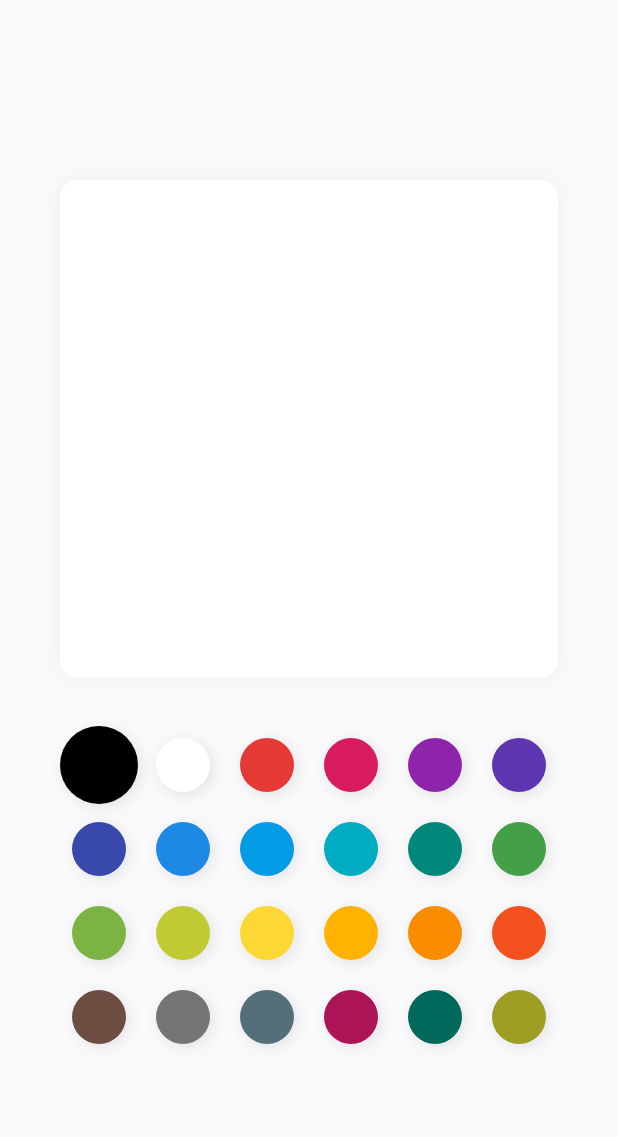
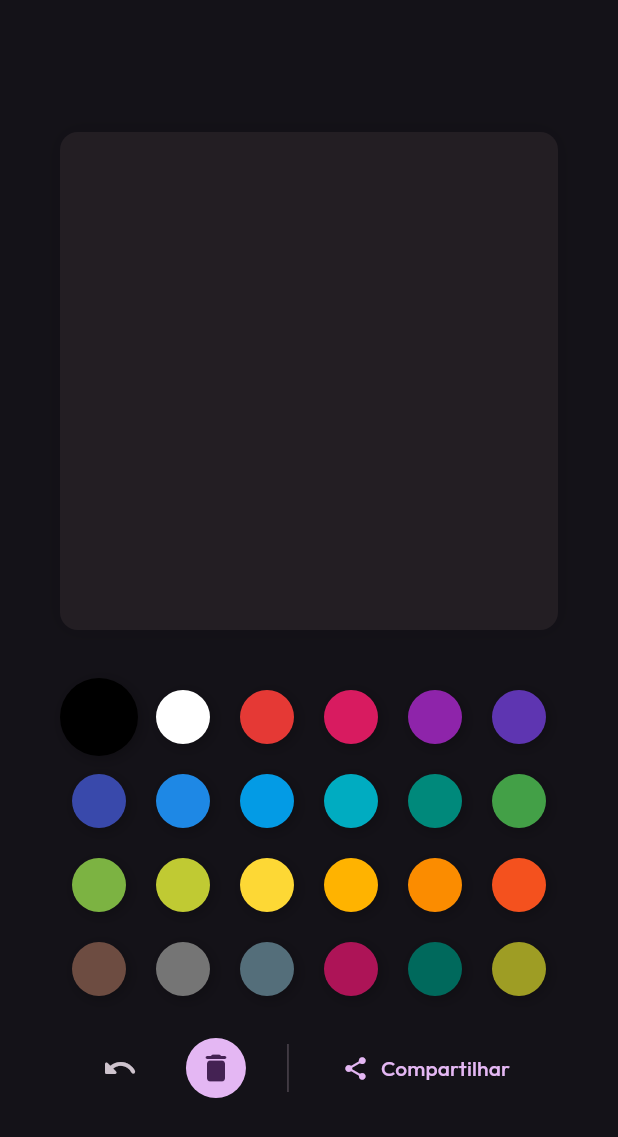
Before and after one commit to kamisou/julia-board-app, a Flutter app: the screen it shows after launch, on a phone screen of 412 x 824 dp. Shown: the top 1137 px of the screen. Run offline on Flutter 3.47's test engine with Material 3 defaults, Android fonts, the phone set to English and light mode, and no system bars; our stand-ins replace equatable, flutter_bloc, google_fonts.

Commit message:
feat: added undo clear and palette

```diff
--- a/lib/board/presentation/bloc/board_event.dart
+++ b/lib/board/presentation/bloc/board_event.dart
@@ -39,3 +39,11 @@ final class StrokeAdded extends BoardEvent {
   @override
   List<Object> get props => [stroke];
 }
+
+final class UndoTapped extends BoardEvent {
+  const UndoTapped();
+}
+
+final class BoardCleared extends BoardEvent {
+  const BoardCleared();
+}
--- a/lib/board/presentation/screen/board_screen.dart
+++ b/lib/board/presentation/screen/board_screen.dart
@@ -1,6 +1,7 @@
 import 'package:flutter/material.dart';
 import 'package:flutter_bloc/flutter_bloc.dart';
 import 'package:julia_board/board/presentation/bloc/board_bloc.dart';
+import 'package:julia_board/board/presentation/widgets/board_controls.dart';
 import 'package:julia_board/board/presentation/widgets/board_palette.dart';
 import 'package:julia_board/board/presentation/widgets/board_widget.dart';
 
@@ -21,6 +22,8 @@ class BoardScreen extends StatelessWidget {
                 BoardWidget(),
                 SizedBox(height: 32),
                 BoardPalette(),
+                SizedBox(height: 16),
+                IntrinsicHeight(child: BoardControls()),
               ],
             ),
           ),
--- /dev/null
+++ b/lib/board/presentation/widgets/board_controls.dart
@@ -0,0 +1,34 @@
+import 'package:flutter/material.dart';
+import 'package:flutter_bloc/flutter_bloc.dart';
+import 'package:julia_board/board/presentation/bloc/board_bloc.dart';
+
+class BoardControls extends StatelessWidget {
+  const BoardControls({super.key});
+
+  @override
+  Widget build(BuildContext context) {
+    return Row(
+      mainAxisAlignment: MainAxisAlignment.center,
+      spacing: 16,
+      children: [
+        IconButton(
+          onPressed: () => context.read<BoardBloc>().add(const UndoTapped()),
+          icon: const Icon(Icons.undo_rounded),
+        ),
+        IconButton.filled(
+          onPressed: () => context.read<BoardBloc>().add(const BoardCleared()),
+          icon: const Icon(Icons.delete_rounded),
+        ),
+        const VerticalDivider(
+          indent: 8,
+          endIndent: 8,
+        ),
+        TextButton.icon(
+          onPressed: () {},
+          icon: const Icon(Icons.share_rounded),
+          label: const Text('Compartilhar'),
+        ),
+      ],
+    );
+  }
+}
--- a/lib/board/presentation/widgets/board_palette.dart
+++ b/lib/board/presentation/widgets/board_palette.dart
@@ -39,7 +39,7 @@ class BoardPalette extends StatelessWidget {
                 BoxShadow(
                   blurRadius: 8,
                   offset: const Offset(2, 2),
-                  color: theme.colorScheme.shadow.withAlpha(24),
+                  color: theme.colorScheme.shadow.withAlpha(64),
                 ),
               ],
               color: color,
--- a/lib/board/presentation/widgets/board_widget.dart
+++ b/lib/board/presentation/widgets/board_widget.dart
@@ -73,7 +73,7 @@ class _BoardWidgetState extends State<BoardWidget> {
                   shadows: [
                     BoxShadow(
                       blurRadius: 12,
-                      color: theme.colorScheme.shadow.withAlpha(12),
+                      color: theme.colorScheme.shadow.withAlpha(32),
                     ),
                   ],
                 ),
--- a/lib/main.dart
+++ b/lib/main.dart
@@ -1,7 +1,10 @@
 import 'package:flutter/material.dart';
+import 'package:google_fonts/google_fonts.dart';
 import 'package:julia_board/board/presentation/screen/board_screen.dart';
 
-void main() {
+void main() async {
+  WidgetsFlutterBinding.ensureInitialized();
+  await GoogleFonts.pendingFonts([GoogleFonts.outfitTextTheme()]);
   runApp(const MainApp());
 }
 
@@ -13,12 +16,13 @@ class MainApp extends StatelessWidget {
     return MaterialApp(
       debugShowCheckedModeBanner: false,
       home: const BoardScreen(),
-      theme: ThemeData.light(useMaterial3: true).copyWith(
-        scaffoldBackgroundColor: const Color(0xFFFAFAFC),
+      themeMode: ThemeMode.dark,
+      darkTheme: ThemeData.dark(useMaterial3: true).copyWith(
         colorScheme: ColorScheme.fromSeed(
+          brightness: Brightness.dark,
           seedColor: const Color(0xFFB884CC),
-          surfaceContainer: const Color(0xFFFFFFFF),
         ),
+        textTheme: GoogleFonts.outfitTextTheme(),
       ),
     );
   }
--- a/pubspec.yaml
+++ b/pubspec.yaml
@@ -12,6 +12,7 @@ dependencies:
   flutter:
     sdk: flutter
   flutter_bloc: ^9.1.1
+  google_fonts: ^8.1.0
 
 dev_dependencies:
   flutter_test:
```
Also changed, not shown: lib/board/presentation/bloc/board_bloc.dart (+22 -0 lines), pubspec.lock.
